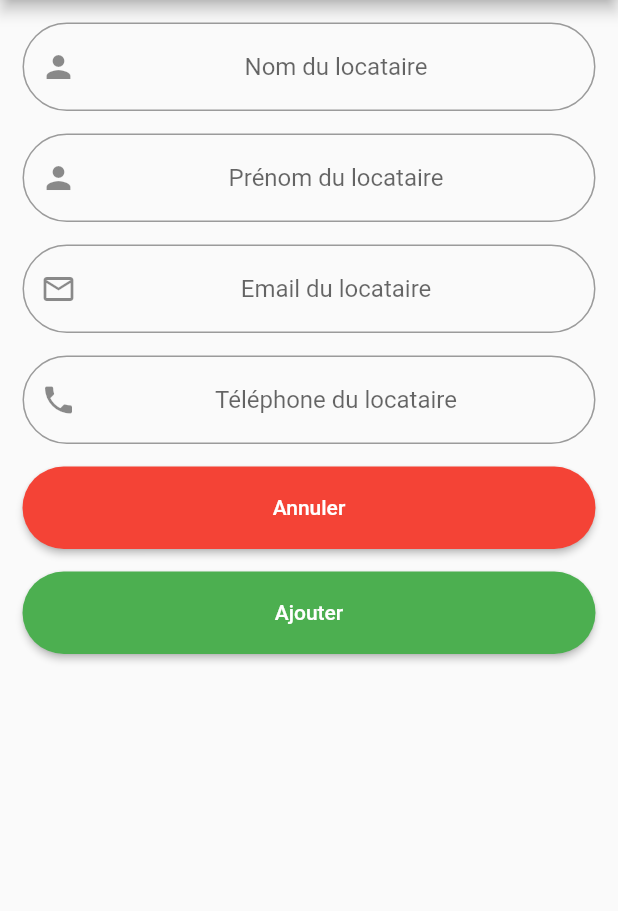
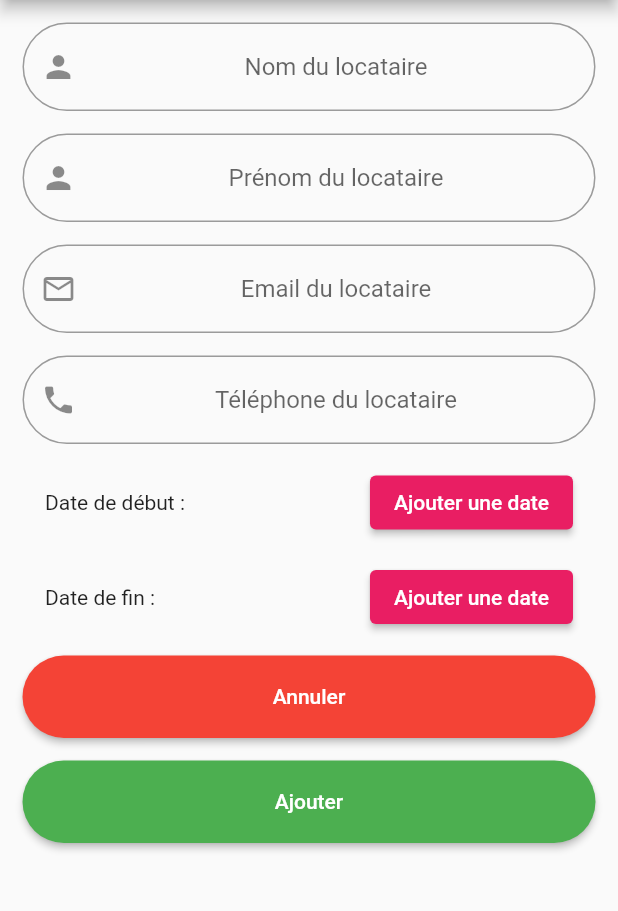
Before and after one commit to LouisLangellier/gest_loc2, a Flutter app: the screen it shows once a user with an empty profile is signed in, item 2 of the bottom bar chosen, after a tap on the "add" icon, on a phone screen of 412 x 824 dp, the part 84-995 px from its top. Run offline on Flutter 3.47's test engine with Material 2 defaults, Android fonts, the phone set to English and light mode, and no system bars; our stand-ins replace bottom_navy_bar, cloud_firestore, firebase_auth, firebase_core, firebase_storage, image_picker; accounts and stored records are empty.

Commit message:
Ajout des boutons de date de location

```diff
--- a/lib/page/add_modify_location_page.dart
+++ b/lib/page/add_modify_location_page.dart
@@ -16,6 +16,8 @@ class _AddModifyLocationPageState extends State<AddModifyLocationPage> {
   late TextEditingController _firstName;
   late TextEditingController _mail;
   late TextEditingController _phone;
+  DateTime? _begin;
+  DateTime? _end;
 
   @override
   void initState() {
@@ -119,6 +121,37 @@ class _AddModifyLocationPageState extends State<AddModifyLocationPage> {
               ),
               Padding(
                 padding: const EdgeInsets.only(
+                    top: 7.5, left: 30, right: 30, bottom: 7.5),
+                child: Row(
+                  mainAxisAlignment: MainAxisAlignment.spaceBetween,
+                  children: [
+                    const Text("Date de début :"),
+                    (_begin == null)
+                        ? ElevatedButton(
+                            onPressed: () {},
+                            child: const Text("Ajouter une date"))
+                        : Text(
+                            "${_begin!.day} ${_begin!.month} ${_begin!.year}")
+                  ],
+                ),
+              ),
+              Padding(
+                padding: const EdgeInsets.only(
+                    top: 7.5, left: 30, right: 30, bottom: 7.5),
+                child: Row(
+                  mainAxisAlignment: MainAxisAlignment.spaceBetween,
+                  children: [
+                    const Text("Date de fin :"),
+                    (_end == null)
+                        ? ElevatedButton(
+                            onPressed: () {},
+                            child: const Text("Ajouter une date"))
+                        : Text("${_end!.day} ${_end!.month} ${_end!.year}")
+                  ],
+                ),
+              ),
+              Padding(
+                padding: const EdgeInsets.only(
                     top: 7.5, left: 15, right: 15, bottom: 7.5),
                 child: SizedBox(
                   width: double.infinity,
--- a/pubspec.yaml
+++ b/pubspec.yaml
@@ -40,6 +40,7 @@ dependencies:
   cached_network_image: ^3.2.2
   transparent_image: ^2.0.0
   date_time_picker: ^2.1.0
+  intl: ^0.17.0
 
 dev_dependencies:
   flutter_test:
```
Also changed, not shown: pubspec.lock.
